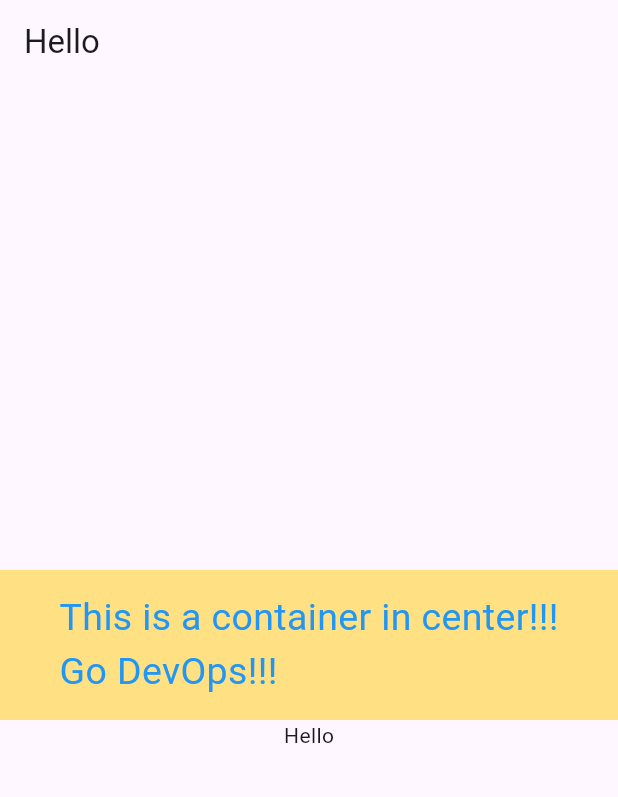
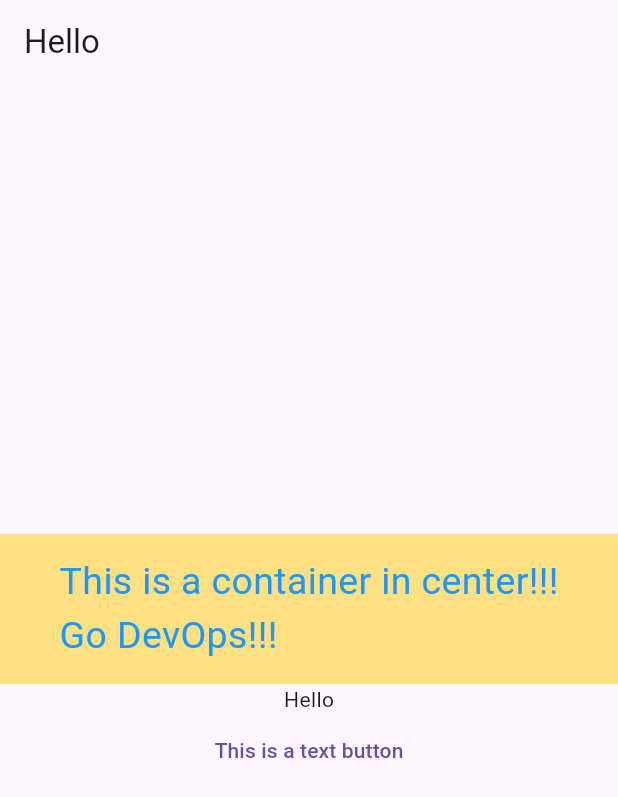
Before and after one commit to muhammadharoon26/practice_project, a Flutter app: the screen it shows after launch, on a phone screen of 412 x 824 dp. Shown: the top 797 px of the screen. Run offline on Flutter 3.47's test engine with Material 3 defaults, Android fonts, the phone set to English and light mode, and no system bars.

Commit message:
Text button

```diff
--- a/lib/main.dart
+++ b/lib/main.dart
@@ -32,7 +32,13 @@ class MyApp extends StatelessWidget {
                   ),
                 ),
               ),
-              const Text('Hello')
+              const Text('Hello'),
+              TextButton(
+                child: Text('This is a text button'),
+                onPressed: () {
+                  print('Text button is tapped!!!');
+                },
+              )
             ],
           ),
         ),
```
